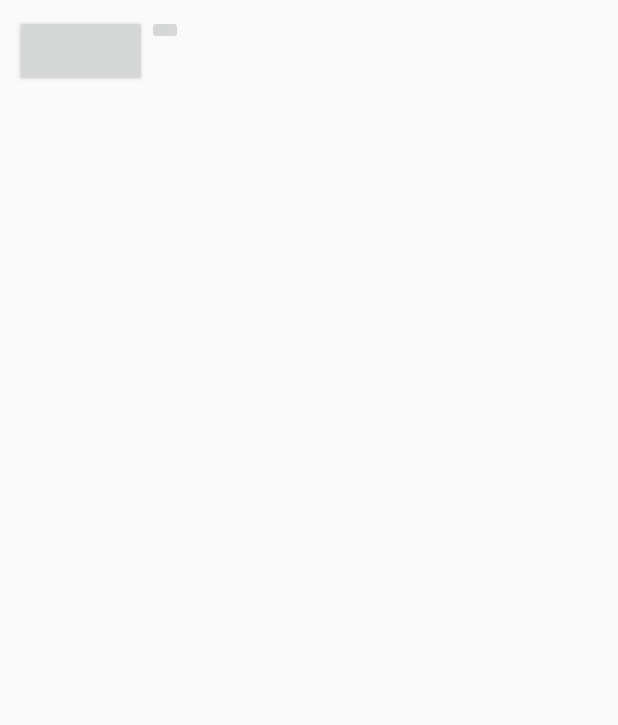
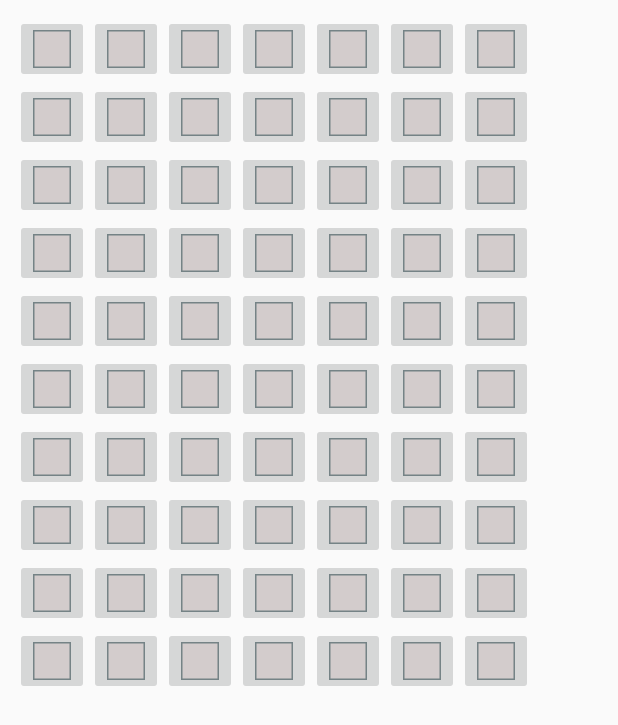
Before and after one commit to dudethefairy/Piskvorky, an Android app: the HraActivity screen opened directly, with no data from a screen before it, on a phone screen of 412 x 824 dp. Shown: the top 725 px of the screen. Run offline under Robolectric (Android 15) with nearby library versions, the phone set to English and light mode, and no system bars.

Commit message:
commit Filip

```diff
--- a/app/src/main/java/com/example/piskvorky/HraActivity.kt
+++ b/app/src/main/java/com/example/piskvorky/HraActivity.kt
@@ -9,23 +9,48 @@ import android.widget.ImageButton
 import android.widget.LinearLayout
 
 class HraActivity : AppCompatActivity() {
+
+    val radky : Int = 10
+    val sloupce : Int = 7
+    val pole = Array(radky, {IntArray(sloupce)})
+
     override fun onCreate(savedInstanceState: Bundle?) {
         super.onCreate(savedInstanceState)
         setContentView(R.layout.activity_hra)
 
-        val button = Button(this)
-        // setting layout_width and layout_height using layout parameter
-        button.layoutParams = LinearLayout.LayoutParams(LinearLayout.LayoutParams.WRAP_CONTENT,
-            ViewGroup.LayoutParams.WRAP_CONTENT)
 
-        val button1 = ImageButton(this)
-        // setting layout_width and layout_height using layout parameter
-        button1.layoutParams = LinearLayout.LayoutParams(LinearLayout.LayoutParams.WRAP_CONTENT,
-            ViewGroup.LayoutParams.WRAP_CONTENT)
 
         val layout = findViewById(R.id.gridLayout) as GridLayout
+
         // add Button to LinearLayout
-        layout.addView(button)
-        layout.addView(button1)
+
+        //vykreslení hrací plochy (tlačítek)
+        for (i in 0..9) {
+            for (j in 0..6) {
+
+                val button1 = ImageButton(this)
+                button1.setImageDrawable(getResources().getDrawable(R.drawable.prazdne))
+                // setting layout_width and layout_height using layout parameter
+                button1.layoutParams = LinearLayout.LayoutParams(
+                    LinearLayout.LayoutParams.WRAP_CONTENT,
+                    ViewGroup.LayoutParams.WRAP_CONTENT
+                )
+                button1.setOnClickListener{
+                    pole[i][j] = 5
+                    System.out.println(pole[i][j])
+                    System.out.println("radek " + i)
+                    System.out.println("sloupec " + j)
+                }
+
+                layout.addView(button1)
+
+            }
+        }
+
+        for (row in pole) {
+            println(row?.contentToString())
+        }
     }
+
+
 }
--- a/app/src/main/res/layout/activity_hra.xml
+++ b/app/src/main/res/layout/activity_hra.xml
@@ -12,7 +12,9 @@
         android:layout_height="match_parent"
         android:layout_margin="10sp"
         android:columnCount="7"
-        android:rowCount="7"
+        android:rowCount="10"
         tools:layout_editor_absoluteX="105dp"
-        tools:layout_editor_absoluteY="-131dp" />
+        tools:layout_editor_absoluteY="-131dp">
+
+    </GridLayout>>
 </androidx.constraintlayout.widget.ConstraintLayout>
```
